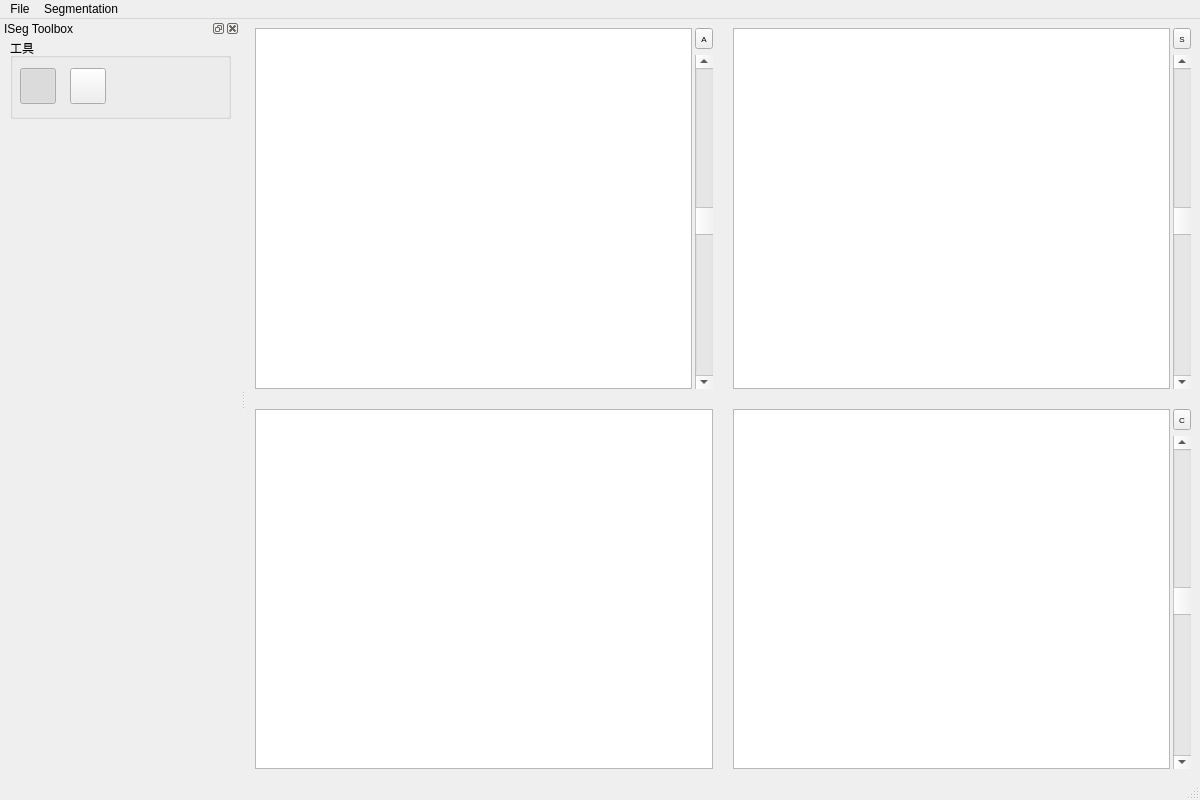
Qt form ui/mainWindow.ui (blueyo0/ISeg_GUI) before a commit.
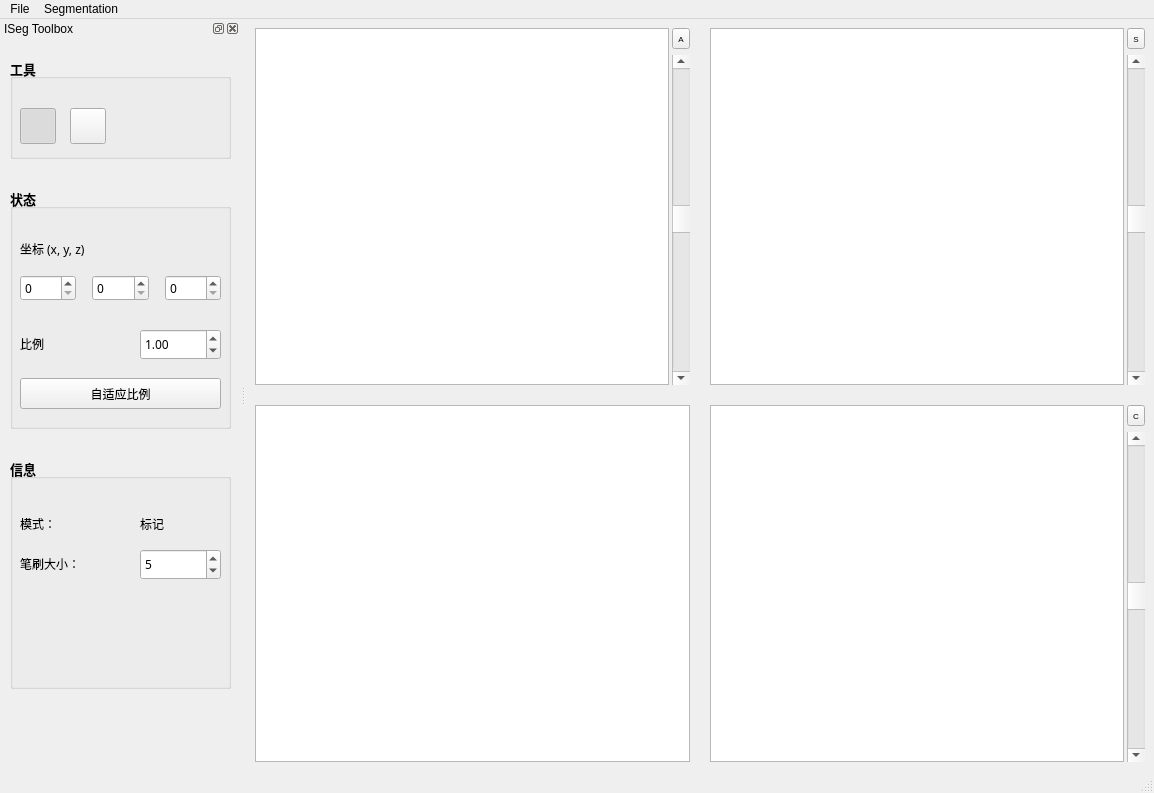
The same form after that commit. Icons and pictures are not drawn. Custom widgets are drawn as their Qt base class.

```diff
--- a/ui/mainWindow.ui
+++ b/ui/mainWindow.ui
@@ -6,8 +6,8 @@
    <rect>
     <x>0</x>
     <y>0</y>
-    <width>1200</width>
-    <height>800</height>
+    <width>1154</width>
+    <height>793</height>
    </rect>
   </property>
   <property name="windowTitle">
@@ -300,7 +300,7 @@
     <rect>
      <x>0</x>
      <y>0</y>
-     <width>1200</width>
+     <width>1154</width>
      <height>22</height>
     </rect>
    </property>
@@ -324,7 +324,7 @@
    <property name="minimumSize">
     <size>
      <width>240</width>
-     <height>38</height>
+     <height>40</height>
     </size>
    </property>
    <property name="allowedAreas">
@@ -341,11 +341,19 @@
      <property name="geometry">
       <rect>
        <x>10</x>
-       <y>0</y>
+       <y>20</y>
        <width>221</width>
-       <height>81</height>
+       <height>101</height>
       </rect>
      </property>
+     <property name="font">
+      <font>
+       <family>Microsoft YaHei UI</family>
+       <pointsize>10</pointsize>
+       <weight>75</weight>
+       <bold>true</bold>
+      </font>
+     </property>
      <property name="autoFillBackground">
       <bool>true</bool>
      </property>
@@ -356,7 +364,7 @@
       <property name="geometry">
        <rect>
         <x>10</x>
-        <y>30</y>
+        <y>50</y>
         <width>36</width>
         <height>36</height>
        </rect>
@@ -394,7 +402,7 @@
       <property name="geometry">
        <rect>
         <x>60</x>
-        <y>30</y>
+        <y>50</y>
         <width>36</width>
         <height>36</height>
        </rect>
@@ -417,6 +425,281 @@
       </property>
      </widget>
     </widget>
+    <widget class="QGroupBox" name="groupBox_2">
+     <property name="geometry">
+      <rect>
+       <x>10</x>
+       <y>150</y>
+       <width>221</width>
+       <height>241</height>
+      </rect>
+     </property>
+     <property name="font">
+      <font>
+       <family>Microsoft YaHei UI</family>
+       <pointsize>10</pointsize>
+       <weight>75</weight>
+       <bold>true</bold>
+      </font>
+     </property>
+     <property name="autoFillBackground">
+      <bool>true</bool>
+     </property>
+     <property name="title">
+      <string>状态</string>
+     </property>
+     <widget class="QWidget" name="horizontalLayoutWidget">
+      <property name="geometry">
+       <rect>
+        <x>10</x>
+        <y>80</y>
+        <width>201</width>
+        <height>41</height>
+       </rect>
+      </property>
+      <property name="font">
+       <font>
+        <family>SimSun-ExtB</family>
+        <pointsize>9</pointsize>
+        <weight>50</weight>
+        <bold>false</bold>
+       </font>
+      </property>
+      <layout class="QHBoxLayout" name="horizontalLayout">
+       <property name="spacing">
+        <number>16</number>
+       </property>
+       <item>
+        <widget class="QSpinBox" name="pos_x"/>
+       </item>
+       <item>
+        <widget class="QSpinBox" name="pos_y"/>
+       </item>
+       <item>
+        <widget class="QSpinBox" name="pos_z"/>
+       </item>
+      </layout>
+     </widget>
+     <widget class="QLabel" name="label">
+      <property name="geometry">
+       <rect>
+        <x>10</x>
+        <y>45</y>
+        <width>201</width>
+        <height>31</height>
+       </rect>
+      </property>
+      <property name="font">
+       <font>
+        <family>SimSun-ExtB</family>
+        <pointsize>9</pointsize>
+        <weight>50</weight>
+        <bold>false</bold>
+       </font>
+      </property>
+      <property name="text">
+       <string>坐标 (x, y, z)</string>
+      </property>
+     </widget>
+     <widget class="QLabel" name="label_2">
+      <property name="geometry">
+       <rect>
+        <x>10</x>
+        <y>140</y>
+        <width>71</width>
+        <height>31</height>
+       </rect>
+      </property>
+      <property name="font">
+       <font>
+        <family>SimSun-ExtB</family>
+        <pointsize>9</pointsize>
+        <weight>50</weight>
+        <bold>false</bold>
+       </font>
+      </property>
+      <property name="text">
+       <string>比例</string>
+      </property>
+     </widget>
+     <widget class="QDoubleSpinBox" name="scaleSpinBox">
+      <property name="geometry">
+       <rect>
+        <x>130</x>
+        <y>141</y>
+        <width>81</width>
+        <height>31</height>
+       </rect>
+      </property>
+      <property name="font">
+       <font>
+        <family>SimSun-ExtB</family>
+        <pointsize>9</pointsize>
+        <weight>50</weight>
+        <bold>false</bold>
+       </font>
+      </property>
+      <property name="autoFillBackground">
+       <bool>false</bool>
+      </property>
+      <property name="readOnly">
+       <bool>false</bool>
+      </property>
+      <property name="buttonSymbols">
+       <enum>QAbstractSpinBox::UpDownArrows</enum>
+      </property>
+      <property name="correctionMode">
+       <enum>QAbstractSpinBox::CorrectToPreviousValue</enum>
+      </property>
+      <property name="minimum">
+       <double>0.100000000000000</double>
+      </property>
+      <property name="singleStep">
+       <double>0.100000000000000</double>
+      </property>
+      <property name="value">
+       <double>1.000000000000000</double>
+      </property>
+     </widget>
+     <widget class="QPushButton" name="pushButton">
+      <property name="geometry">
+       <rect>
+        <x>10</x>
+        <y>190</y>
+        <width>201</width>
+        <height>31</height>
+       </rect>
+      </property>
+      <property name="font">
+       <font>
+        <family>SimSun-ExtB</family>
+        <pointsize>9</pointsize>
+        <weight>50</weight>
+        <bold>false</bold>
+       </font>
+      </property>
+      <property name="text">
+       <string>自适应比例</string>
+      </property>
+     </widget>
+    </widget>
+    <widget class="QGroupBox" name="groupBox_3">
+     <property name="geometry">
+      <rect>
+       <x>10</x>
+       <y>420</y>
+       <width>221</width>
+       <height>231</height>
+      </rect>
+     </property>
+     <property name="font">
+      <font>
+       <family>Microsoft YaHei UI</family>
+       <pointsize>10</pointsize>
+       <weight>75</weight>
+       <bold>true</bold>
+      </font>
+     </property>
+     <property name="autoFillBackground">
+      <bool>true</bool>
+     </property>
+     <property name="title">
+      <string>信息</string>
+     </property>
+     <widget class="QLabel" name="state_label">
+      <property name="geometry">
+       <rect>
+        <x>130</x>
+        <y>50</y>
+        <width>81</width>
+        <height>31</height>
+       </rect>
+      </property>
+      <property name="font">
+       <font>
+        <family>黑体</family>
+        <pointsize>9</pointsize>
+        <weight>50</weight>
+        <bold>false</bold>
+       </font>
+      </property>
+      <property name="text">
+       <string>标记</string>
+      </property>
+     </widget>
+     <widget class="QLabel" name="state_label_2">
+      <property name="geometry">
+       <rect>
+        <x>10</x>
+        <y>50</y>
+        <width>71</width>
+        <height>31</height>
+       </rect>
+      </property>
+      <property name="font">
+       <font>
+        <family>SimSun-ExtB</family>
+        <pointsize>9</pointsize>
+        <weight>50</weight>
+        <bold>false</bold>
+       </font>
+      </property>
+      <property name="text">
+       <string>模式：</string>
+      </property>
+     </widget>
+     <widget class="QLabel" name="label_3">
+      <property name="geometry">
+       <rect>
+        <x>10</x>
+        <y>90</y>
+        <width>121</width>
+        <height>31</height>
+       </rect>
+      </property>
+      <property name="font">
+       <font>
+        <family>SimSun-ExtB</family>
+        <pointsize>9</pointsize>
+        <weight>50</weight>
+        <bold>false</bold>
+       </font>
+      </property>
+      <property name="text">
+       <string>笔刷大小：</string>
+      </property>
+     </widget>
+     <widget class="QSpinBox" name="penWidthSpinBox">
+      <property name="geometry">
+       <rect>
+        <x>130</x>
+        <y>91</y>
+        <width>81</width>
+        <height>31</height>
+       </rect>
+      </property>
+      <property name="font">
+       <font>
+        <family>SimSun-ExtB</family>
+        <pointsize>9</pointsize>
+        <weight>50</weight>
+        <bold>false</bold>
+       </font>
+      </property>
+      <property name="minimum">
+       <number>1</number>
+      </property>
+      <property name="maximum">
+       <number>200</number>
+      </property>
+      <property name="stepType">
+       <enum>QAbstractSpinBox::DefaultStepType</enum>
+      </property>
+      <property name="value">
+       <number>5</number>
+      </property>
+     </widget>
+    </widget>
    </widget>
   </widget>
   <action name="actionOpen_main_image">
```
Left out of the diff: 4 changed lines with no effect on the pictures.
